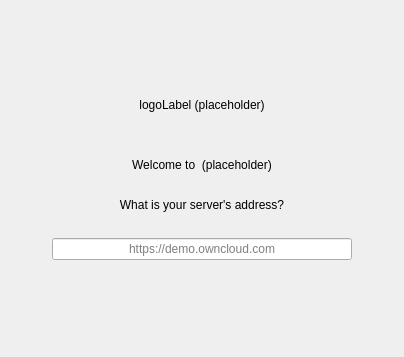
First picture: the form in src/gui/newwizard/pages/serverurlsetupwizardpage.ui, repository nextcloud/desktop, before the edit.
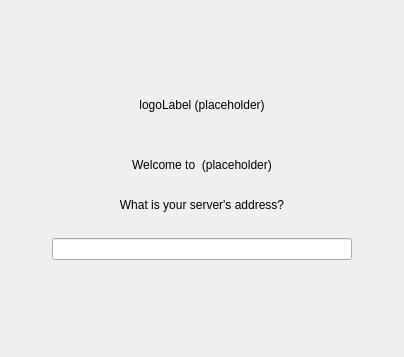
Second picture: the form after the edit. Custom widgets are drawn as their Qt base class.

Commit message:
Deprecate and remove wizardUrlHint
Fixes: #9810

```diff
--- a/src/gui/newwizard/pages/serverurlsetupwizardpage.ui
+++ b/src/gui/newwizard/pages/serverurlsetupwizardpage.ui
@@ -143,9 +143,6 @@
        <property name="alignment">
         <set>Qt::AlignCenter</set>
        </property>
-       <property name="placeholderText">
-        <string notr="true">https://demo.owncloud.com</string>
-       </property>
       </widget>
      </item>
      <item>
```
The commit also changes 2 other files.
